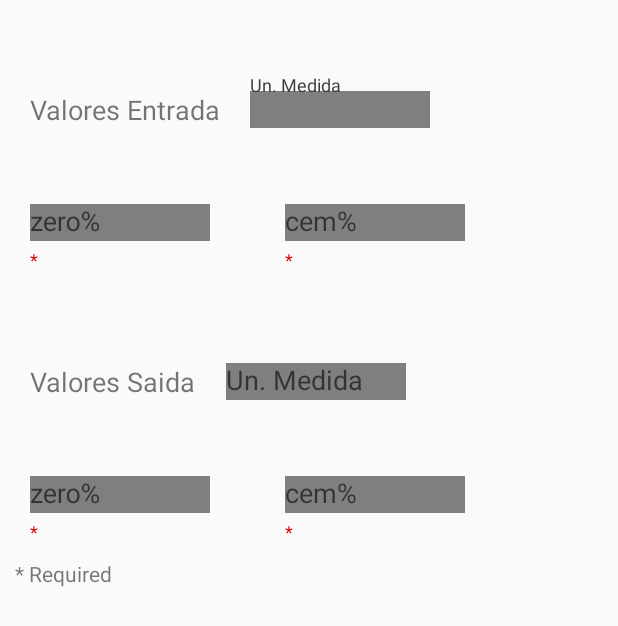
After one commit to igor96SS/CalculoSinais, an Android app: the layout layout_config_dialog.xml on its own in the app's theme, with its tools: preview values and no code run, on a phone screen of 412 x 824 dp. The commit adds this screen. Shown: the top 626 px of the screen. Run offline under Robolectric (Android 15) with nearby library versions, the phone set to English and light mode, and no system bars.

Commit message:
design of dialog config

```diff
--- /dev/null
+++ b/app/src/main/res/layout/layout_config_dialog.xml
@@ -0,0 +1,224 @@
+<?xml version="1.0" encoding="utf-8"?>
+<LinearLayout xmlns:android="http://schemas.android.com/apk/res/android"
+    android:layout_width="match_parent"
+    android:layout_height="match_parent"
+    android:orientation="vertical"
+    xmlns:app="http://schemas.android.com/apk/res-auto"
+    >
+
+
+    <LinearLayout
+        android:layout_width="match_parent"
+        android:layout_height="wrap_content"
+        android:orientation="horizontal"
+        android:layout_marginTop="50dp">
+
+        <TextView
+            android:layout_width="wrap_content"
+            android:layout_height="wrap_content"
+            android:layout_marginStart="20dp"
+            android:text="@string/textValorEntrada"
+            android:textSize="18sp"/>
+
+        <com.google.android.material.textfield.TextInputLayout
+            android:layout_marginStart="20dp"
+            android:layout_marginEnd="30dp"
+            android:layout_width="120dp"
+            android:layout_height="wrap_content"
+            android:hint="@string/unidade_de_medida"
+            app:boxStrokeColor="@color/black"
+            app:hintTextColor="@color/darkGrey"
+            app:cursorColor="@color/dirtyWhite"
+            >
+
+
+            <com.google.android.material.textfield.TextInputEditText
+                android:id="@+id/unidadeMedidaEntrada"
+                android:layout_width="match_parent"
+                android:layout_height="wrap_content"
+                android:inputType="text"
+                android:background="@color/grey"
+                android:textColor="@color/dirtyWhite"
+                android:textColorHighlight="@color/dirtyWhite"
+                />
+
+        </com.google.android.material.textfield.TextInputLayout>
+
+    </LinearLayout>
+
+
+    <LinearLayout
+        android:layout_width="match_parent"
+        android:layout_height="wrap_content"
+        android:orientation="horizontal"
+        android:layout_marginTop="20dp">
+
+
+        <com.google.android.material.textfield.TextInputLayout
+            android:layout_marginTop="20dp"
+            android:layout_marginStart="20dp"
+            android:layout_marginEnd="30dp"
+            android:layout_width="120dp"
+            android:layout_height="wrap_content"
+            android:hint="@string/hintZero"
+            app:helperText="*"
+            app:helperTextTextColor="@color/red"
+            app:boxStrokeColor="@color/black"
+            app:hintTextColor="@color/darkGrey"
+            app:cursorColor="@color/dirtyWhite"
+            >
+
+
+            <com.google.android.material.textfield.TextInputEditText
+                android:id="@+id/zeroValueEntrada"
+                android:layout_width="match_parent"
+                android:layout_height="wrap_content"
+                android:inputType="numberSigned"
+                android:background="@color/grey"
+                android:textColor="@color/dirtyWhite"
+                />
+
+        </com.google.android.material.textfield.TextInputLayout>
+
+        <com.google.android.material.textfield.TextInputLayout
+            android:layout_marginTop="20dp"
+            android:layout_marginStart="20dp"
+            android:layout_marginEnd="30dp"
+            android:layout_width="120dp"
+            android:layout_height="wrap_content"
+            android:hint="@string/hintCem"
+            app:helperText="*"
+            app:helperTextTextColor="@color/red"
+            app:boxStrokeColor="@color/black"
+            app:hintTextColor="@color/darkGrey"
+            app:cursorColor="@color/dirtyWhite"
+            >
+
+            <com.google.android.material.textfield.TextInputEditText
+                android:id="@+id/cemValueEntrada"
+                android:layout_width="match_parent"
+                android:layout_height="wrap_content"
+                android:inputType="numberSigned"
+                android:background="@color/grey"
+                android:textColor="@color/dirtyWhite"
+                />
+
+        </com.google.android.material.textfield.TextInputLayout>
+
+    </LinearLayout>
+
+
+    <LinearLayout
+        android:layout_width="match_parent"
+        android:layout_height="wrap_content"
+        android:orientation="vertical"
+        android:layout_marginTop="50dp"
+        >
+
+        <LinearLayout
+            android:layout_width="match_parent"
+            android:layout_height="wrap_content"
+            android:orientation="horizontal">
+
+            <TextView
+                android:layout_width="wrap_content"
+                android:layout_height="wrap_content"
+                android:layout_marginStart="20dp"
+                android:text="@string/txtValorSaida"
+                android:textSize="18sp"/>
+
+            <com.google.android.material.textfield.TextInputLayout
+                android:layout_marginStart="20dp"
+                android:layout_marginEnd="30dp"
+                android:layout_width="120dp"
+                android:layout_height="wrap_content"
+                android:hint="@string/unidade_de_medida"
+                app:boxStrokeColor="@color/black"
+                app:hintTextColor="@color/darkGrey"
+                app:cursorColor="@color/dirtyWhite"
+                >
+
+
+                <com.google.android.material.textfield.TextInputEditText
+                    android:id="@+id/unidadeMedidaSaida"
+                    android:layout_width="match_parent"
+                    android:layout_height="wrap_content"
+                    android:inputType="text"
+                    android:background="@color/grey"
+                    android:textColor="@color/dirtyWhite"
+                    />
+
+            </com.google.android.material.textfield.TextInputLayout>
+
+        </LinearLayout>
+
+
+        <LinearLayout
+            android:layout_width="match_parent"
+            android:layout_height="wrap_content"
+            android:orientation="horizontal"
+            android:layout_marginTop="20dp"
+            >
+
+            <com.google.android.material.textfield.TextInputLayout
+                android:layout_width="120dp"
+                android:layout_height="wrap_content"
+                android:layout_marginStart="20dp"
+                android:layout_marginTop="20dp"
+                android:layout_marginEnd="30dp"
+                android:hint="@string/hintZero"
+                app:helperText="*"
+                app:helperTextTextColor="@color/red"
+                app:boxStrokeColor="@color/black"
+                app:hintTextColor="@color/darkGrey"
+                app:cursorColor="@color/dirtyWhite">
+
+                <com.google.android.material.textfield.TextInputEditText
+                    android:id="@+id/zeroValueSaida"
+                    android:layout_width="match_parent"
+                    android:layout_height="wrap_content"
+                    android:inputType="numberSigned"
+                    android:background="@color/grey"
+                    android:textColor="@color/dirtyWhite"
+                    />
+
+            </com.google.android.material.textfield.TextInputLayout>
+
+            <com.google.android.material.textfield.TextInputLayout
+                android:layout_marginTop="20dp"
+                android:layout_marginStart="20dp"
+                android:layout_marginEnd="30dp"
+                android:layout_width="120dp"
+                android:layout_height="wrap_content"
+                android:hint="@string/hintCem"
+                app:helperText="*"
+                app:helperTextTextColor="@color/red"
+                app:boxStrokeColor="@color/black"
+                app:hintTextColor="@color/darkGrey"
+                app:cursorColor="@color/dirtyWhite"
+                >
+
+                <com.google.android.material.textfield.TextInputEditText
+                    android:id="@+id/cemValueSaida"
+                    android:layout_width="match_parent"
+                    android:layout_height="wrap_content"
+                    android:inputType="numberSigned"
+                    android:background="@color/grey"
+                    android:textColor="@color/dirtyWhite"
+                    />
+
+            </com.google.android.material.textfield.TextInputLayout>
+
+        </LinearLayout>
+
+    </LinearLayout>
+
+    <TextView
+        android:layout_width="match_parent"
+        android:layout_height="wrap_content"
+        android:layout_marginTop="10dp"
+        android:layout_marginStart="10dp"
+        android:text="@string/legend"/>
+
+
+</LinearLayout>
--- a/app/src/main/res/values/colors.xml
+++ b/app/src/main/res/values/colors.xml
@@ -6,6 +6,7 @@
     <color name="white">#FFFFFF</color>
     <color name="blue">#1E90FF</color>
     <color name="black">#FF000000</color>
+    <color name="red">#D30000</color>
     <color name="grey">#7f7f7f</color>
     <color name="darkGrey">#3A3B3C</color>
     <color name="lightGrey">#B0B3B8</color>
--- a/app/src/main/res/values/strings.xml
+++ b/app/src/main/res/values/strings.xml
@@ -18,4 +18,8 @@
     <string name="SinalSaida">Sinal Saída</string>
     <string name="saida">Saída</string>
     <string name="entrada">Entrada</string>
+    <string name="zero">Zero</string>
+    <string name="cem">cem</string>
+    <string name="unidade_de_medida">Un. Medida</string>
+    <string name="legend">* Required</string>
 </resources>
--- a/app/src/main/res/values/styles.xml
+++ b/app/src/main/res/values/styles.xml
@@ -15,7 +15,7 @@
 
     <style name="AppTheme.PopupOverlay" parent="Base.ThemeOverlay.AppCompat.Light" />
 
-    <style name="MyDialogTheme" parent="Theme.AppCompat.Light.Dialog.Alert">
+    <style name="MyDialogTheme" parent="Theme.MaterialComponents.DayNight.Dialog.Alert">
         <item name="android:background">@color/grey</item>
         <item name="android:buttonBarNegativeButtonStyle">@style/NegativeButtonStyle</item>
         <item name="android:buttonBarPositiveButtonStyle">@style/PositiveButtonStyle</item>
@@ -29,4 +29,5 @@
         <item name="android:textColor">@color/black</item>
     </style>
 
+
 </resources>
```
Also changed, not shown: app/src/main/res/mipmap-anydpi/ic_launcher.xml (renamed from app/src/main/res/mipmap-anydpi-v26/ic_launcher.xml), app/src/main/res/mipmap-anydpi/ic_launcher_round.xml (renamed from app/src/main/res/mipmap-anydpi-v26/ic_launcher_round.xml).
